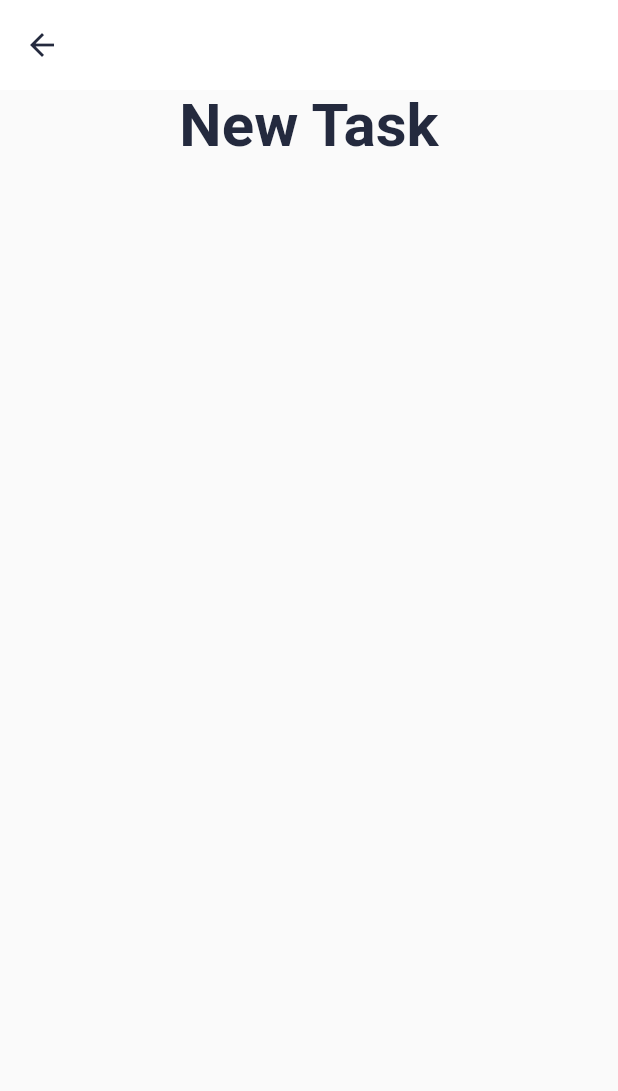
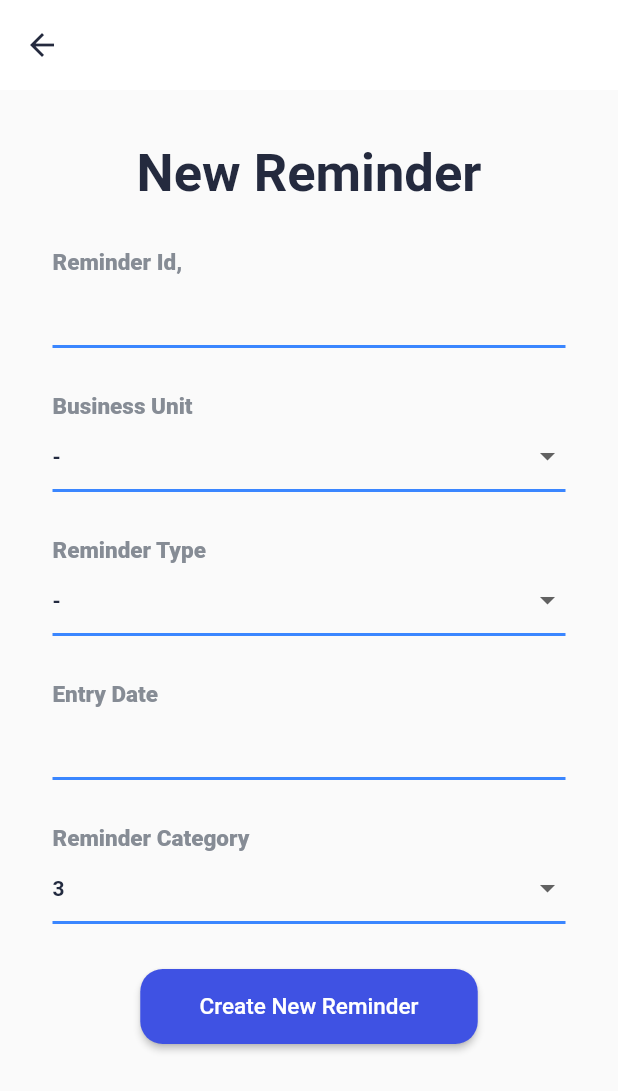
Before and after one commit to a14guguliye/taskmanagementapp, a Flutter app: the TaskScreen screen opened directly, on a phone screen of 412 x 824 dp. Shown: the top 1091 px of the screen. Run offline on Flutter 3.47's test engine with Material 2 defaults, Android fonts, the phone set to English and light mode, and no system bars; our stand-ins replace cloud_firestore, firebase_auth, firebase_core, firebase_dynamic_links, google_fonts, mask_text_input_formatter; accounts and stored records are empty.

Commit message:
firebasewriteworksforreminders

```diff
--- /dev/null
+++ b/lib/models/reminder.dart
@@ -0,0 +1,14 @@
+class Reminder {
+  final String id;
+  final String businessUnit;
+  final String reminderType;
+  final DateTime entryDate;
+  final String reminderCategory;
+
+  Reminder(
+      {required this.id,
+      required this.businessUnit,
+      required this.reminderCategory,
+      required this.reminderType,
+      required this.entryDate});
+}
--- a/lib/screens/tasks/new_task.dart
+++ b/lib/screens/tasks/new_task.dart
@@ -1,9 +1,15 @@
 import 'package:flutter/material.dart';
-import 'package:taskmanagementapp/widgets/tasks/new_task.dart';
+import 'package:taskmanagementapp/widgets/tasks/new_task_form.dart';
+import 'package:taskmanagementapp/widgets/tasks/new_task_strip.dart';
 
-class TaskScreen extends StatelessWidget {
+class TaskScreen extends StatefulWidget {
   const TaskScreen({Key? key}) : super(key: key);
 
+  @override
+  State<TaskScreen> createState() => _TaskScreenState();
+}
+
+class _TaskScreenState extends State<TaskScreen> {
   @override
   Widget build(BuildContext context) {
     return Scaffold(
@@ -13,10 +19,16 @@ class TaskScreen extends StatelessWidget {
         elevation: 0,
         foregroundColor: const Color(0xFF242A3E),
       ),
-      body: Column(
-        children: const <Widget>[
-          NewTaskStrip(),
-        ],
+      body: SingleChildScrollView(
+        child: Padding(
+          padding: const EdgeInsets.all(35),
+          child: Column(
+            children: const <Widget>[
+              NewTaskStrip(),
+              NewTaskForm(),
+            ],
+          ),
+        ),
       ),
     );
   }
--- a/lib/services/firebase_store.dart
+++ b/lib/services/firebase_store.dart
@@ -1,4 +1,5 @@
 import 'package:cloud_firestore/cloud_firestore.dart';
+import 'package:taskmanagementapp/models/reminder.dart';
 import 'package:taskmanagementapp/models/user.dart';
 
 class FireStoreDatabase {
@@ -8,6 +9,10 @@ class FireStoreDatabase {
   ////getting the collection reference for the users
   final CollectionReference users =
       FirebaseFirestore.instance.collection('users');
+
+  ///getting the collection reference for the reminders
+  final CollectionReference remindersCollectionReference =
+      FirebaseFirestore.instance.collection('reminders');
 
   ///getting the current User
   Future<Users> getMeCurrentUser(String documentId) async {
@@ -20,4 +25,20 @@ class FireStoreDatabase {
       {required DocumentSnapshot doc, required String uid}) {
     return Users(name: doc['name'], surname: doc['surname'], uid: uid);
   }
+
+  ////adding the reminder to the database
+  Future<String?> addRemindertoDatabase(Reminder newReminder) async {
+    try {
+      await remindersCollectionReference.doc(newReminder.id).set({
+        'businessunit': newReminder.businessUnit,
+        'remindertype': newReminder.reminderType,
+        'remindercategory': newReminder.reminderCategory,
+        'entrydate': newReminder.entryDate
+      }).then((value) {
+        return null;
+      });
+    } catch (e) {
+      return "error";
+    }
+  }
 }
--- /dev/null
+++ b/lib/widgets/tasks/new_task_form.dart
@@ -0,0 +1,245 @@
+import 'package:flutter/material.dart';
+import 'package:mask_text_input_formatter/mask_text_input_formatter.dart';
+import 'package:taskmanagementapp/models/reminder.dart';
+import 'package:taskmanagementapp/services/firebase_store.dart';
+
+List<String> bu = ['-', 'PRM', 'ISV', 'FC', 'MULTIBU'];
+List<String> taskTypes = ['-', 'MRO', 'LEAD', 'PROJECT'];
+List<String> sendMeReminder = ['1', '2', '3', '4'];
+
+class NewTaskForm extends StatefulWidget {
+  const NewTaskForm({Key? key}) : super(key: key);
+
+  @override
+  State<NewTaskForm> createState() => _NewTaskFormState();
+}
+
+class _NewTaskFormState extends State<NewTaskForm> {
+  ///Below variable will hold the selected bu value for the reminder object
+  ///and it will be updated with the controller text of Bu textinput
+  String _selectedBuValue = bu[0].toString();
+
+  ////Below variable will hold the selected task type whether it is MRO TASK, or
+  ///lead, or project, whatever. That value will be updated as per value coming
+  ///out of controller of task value textinput
+  String selectedTaskValue = taskTypes[0].toString();
+
+  ///Reminder category will hold a value that will tell me the period where the reminder
+  ///should be send as per. For example, if it is 1, the reminder should be sent every day
+  ///or 2, reminder should be sent every 2 days, or 3---reminder should be sent in every
+  ///3day
+  String _reminderCategory = sendMeReminder[2];
+
+  final TextEditingController _reminderId = TextEditingController();
+  final TextEditingController _entryDate = TextEditingController();
+
+  InputBorder inputBorderEnabled = const UnderlineInputBorder(
+      borderSide: BorderSide(width: 2, color: Color(0xFF3A86FF)));
+
+  TextStyle formLabelStyle = const TextStyle(
+    fontWeight: FontWeight.w900,
+    fontSize: 15,
+    color: Color.fromARGB(255, 134, 140, 149),
+  );
+
+  TextStyle formInputStyle =
+      const TextStyle(color: Color(0xFF222A3F), fontWeight: FontWeight.bold);
+
+  final _dateMaskFormatter = MaskTextInputFormatter(
+      mask: '####-##-##',
+      filter: {"#": RegExp(r'[0-9]')},
+      type: MaskAutoCompletionType.lazy);
+
+  final _reminderIdFormatter = MaskTextInputFormatter(
+      mask: '######',
+      filter: {"#": RegExp(r'[0-9]')},
+      type: MaskAutoCompletionType.lazy);
+
+  final _formKey = GlobalKey<FormState>();
+
+  FireStoreDatabase fs = FireStoreDatabase();
+
+  @override
+  Widget build(BuildContext context) {
+    return Form(
+        key: _formKey,
+        child: Column(
+          crossAxisAlignment: CrossAxisAlignment.start,
+          children: [
+            const SizedBox(
+              height: 30,
+            ),
+
+            ///place where the id of the task is in
+            Text(
+              "Reminder Id,",
+              style: formLabelStyle,
+            ),
+            TextFormField(
+              validator: (value) {
+                if (value == null) {
+                  return "Empty fields are not allowed";
+                } else {
+                  if (value.length < 6) {
+                    return "Length can not be length than 6";
+                  }
+                }
+                return null;
+              },
+              inputFormatters: [_reminderIdFormatter],
+              keyboardType: TextInputType.number,
+              style: formInputStyle,
+              controller: _reminderId,
+              decoration: InputDecoration(enabledBorder: inputBorderEnabled),
+            ),
+
+            ///
+            const SizedBox(
+              height: 30,
+            ),
+            ////place where BU will be placed
+            Text(
+              "Business Unit",
+              style: formLabelStyle,
+            ),
+            DropdownButtonFormField(
+                validator: (value) {
+                  if (value == null || value.toString() == '-') {
+                    return "Empty fields are not allowed";
+                  }
+                  return null;
+                },
+                style: formInputStyle,
+                decoration: InputDecoration(enabledBorder: inputBorderEnabled),
+                value: _selectedBuValue,
+                items: bu.map((e) {
+                  return DropdownMenuItem<String>(
+                      value: e.toString(), child: Text(e.toString()));
+                }).toList(),
+                onChanged: (val) {
+                  setState(() {
+                    _selectedBuValue = val.toString();
+                  });
+                }),
+
+            const SizedBox(
+              height: 30,
+            ),
+
+            ////Place where Type MRO , Project Lead will be mentioned
+            Text(
+              "Reminder Type",
+              style: formLabelStyle,
+            ),
+            DropdownButtonFormField(
+                validator: (value) {
+                  if (value == null || value.toString() == '-') {
+                    return "Empty fields are not allowed";
+                  }
+                  return null;
+                },
+                style: formInputStyle,
+                decoration: InputDecoration(enabledBorder: inputBorderEnabled),
+                value: selectedTaskValue,
+                items: taskTypes.map((e) {
+                  return DropdownMenuItem<String>(
+                      value: e.toString(), child: Text(e.toString()));
+                }).toList(),
+                onChanged: (val) {
+                  setState(() {
+                    selectedTaskValue = val.toString();
+                  });
+                }),
+
+            const SizedBox(
+              height: 30,
+            ),
+
+            Text(
+              "Entry Date",
+              style: formLabelStyle,
+            ),
+            TextFormField(
+              validator: (value) {
+                if (value == null) {
+                  return "Empty fields are not allowed";
+                } else if (value.length < 8) {
+                  return "The length can not be less than 8";
+                }
+                return null;
+              },
+              inputFormatters: [_dateMaskFormatter],
+              keyboardType: TextInputType.datetime,
+              style: formInputStyle,
+              controller: _entryDate,
+              decoration: InputDecoration(enabledBorder: inputBorderEnabled),
+              onChanged: (val) {},
+            ),
+
+            const SizedBox(
+              height: 30,
+            ),
+            Text(
+              "Reminder Category",
+              style: formLabelStyle,
+            ),
+            DropdownButtonFormField(
+                style: formInputStyle,
+                decoration: InputDecoration(enabledBorder: inputBorderEnabled),
+                value: _reminderCategory,
+                items: sendMeReminder.map((e) {
+                  return DropdownMenuItem<String>(
+                      value: e.toString(), child: Text(e.toString()));
+                }).toList(),
+                onChanged: (val) {
+                  setState(() {
+                    _reminderCategory = val.toString();
+                  });
+                }),
+
+            const SizedBox(
+              height: 30,
+            ),
+
+            Center(
+                child: SizedBox(
+              height: 50,
+              width: 225,
+              child: ElevatedButton(
+                  style: ButtonStyle(
+                      shape: MaterialStateProperty.all(
+                          const RoundedRectangleBorder(
+                              borderRadius:
+                                  BorderRadius.all(Radius.circular(15)))),
+                      backgroundColor:
+                          MaterialStateProperty.all(const Color(0xFF3F52E3))),
+                  onPressed: () async {
+                    if (_formKey.currentState != null) {
+                      if (_formKey.currentState!.validate()) {
+                        Reminder reminder = Reminder(
+                            id: _reminderId.text.toString(),
+                            businessUnit: _selectedBuValue.toString(),
+                            reminderCategory: _reminderCategory,
+                            reminderType: selectedTaskValue,
+                            entryDate:
+                                DateTime.parse(_entryDate.text.toString()));
+
+                        await fs.addRemindertoDatabase(reminder).then((value) {
+                          if (value == null) {
+                            ////success screen will go here
+                          } else {
+                            ////error screen will go here
+                          }
+                        });
+                      }
+                    }
+                  },
+                  child: const Text(
+                    "Create New Reminder",
+                    style: TextStyle(fontSize: 15),
+                  )),
+            )),
+          ],
+        ));
+  }
+}
--- a/lib/widgets/tasks/new_task.dart
+++ b/lib/widgets/tasks/new_task_strip.dart
@@ -7,10 +7,10 @@ class NewTaskStrip extends StatelessWidget {
   Widget build(BuildContext context) {
     return const Center(
       child: Text(
-        "New Task",
+        "New Reminder",
         style: TextStyle(
             fontWeight: FontWeight.bold,
-            fontSize: 40,
+            fontSize: 35,
             color: Color(0xFF242A3E)),
       ),
     );
--- a/pubspec.yaml
+++ b/pubspec.yaml
@@ -40,6 +40,7 @@ dependencies:
   google_api_availability: ^3.0.1
   firebase_dynamic_links: ^4.0.7
   cloud_firestore: ^3.1.9
+  mask_text_input_formatter: ^2.1.0
 
 dev_dependencies:
   flutter_test:
```
Also changed, not shown: pubspec.lock.
